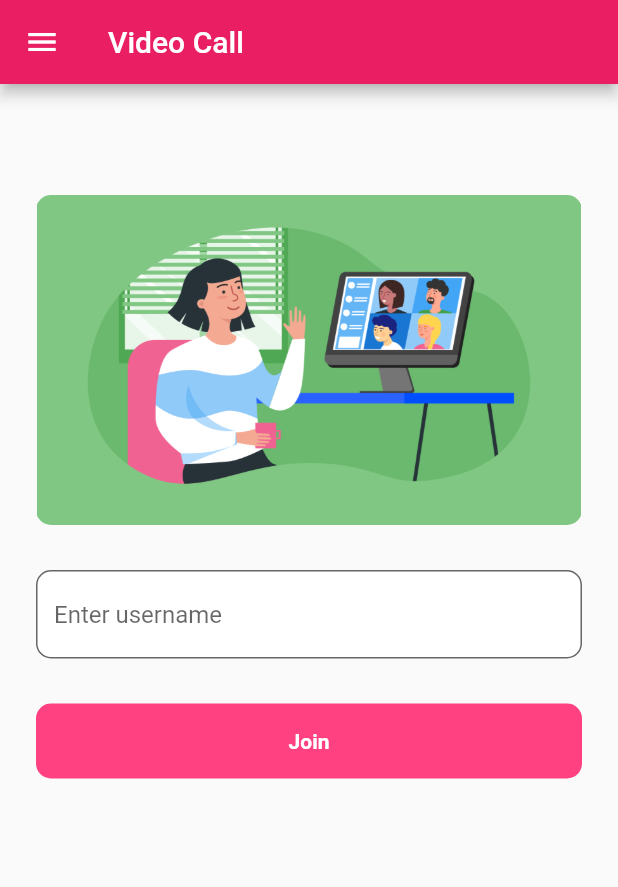
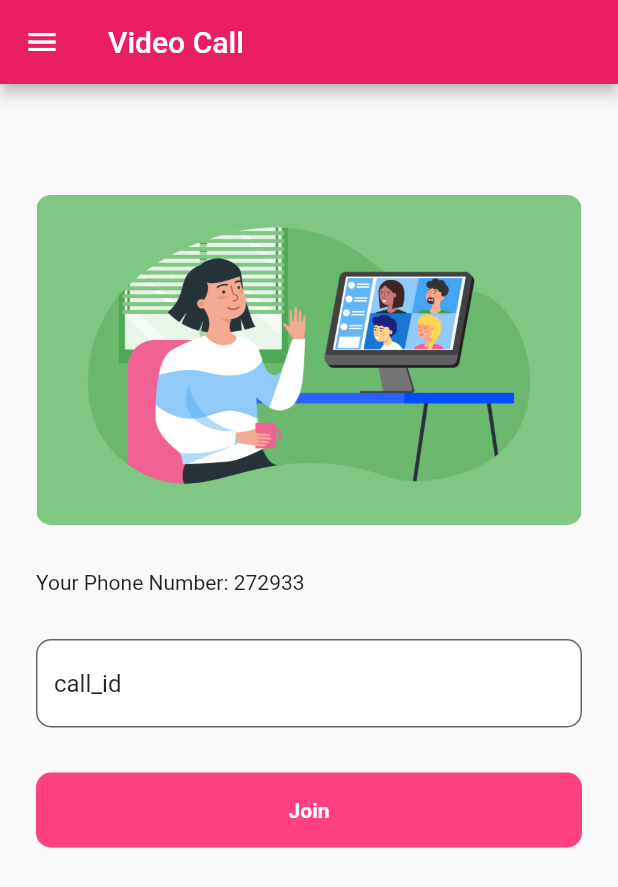
Before and after one commit to KadriyeMacit/ZegoCloud-Video-Call, a Flutter app: the screen it shows after launch, after a tap on "Sign in", on a phone screen of 412 x 824 dp. Shown: the top 887 px of the screen. Run offline on Flutter 3.47's test engine with Material 2 defaults, Android fonts, the phone set to English and light mode, and no system bars; our stand-ins replace cached_network_image, device_info_plus, shared_preferences; missing offline and left inert: zego_uikit_prebuilt_call.

Commit message:
Updated screens

```diff
--- a/lib/main.dart
+++ b/lib/main.dart
@@ -1,8 +1,13 @@
 import 'package:flutter/material.dart';
 import 'package:video_call/ui/login_page.dart';
+import 'package:zego_uikit_prebuilt_call/zego_uikit_prebuilt_call.dart';
 
 void main() async {
-  runApp(const MyApp());
+  WidgetsFlutterBinding.ensureInitialized();
+
+  ZegoUIKit().initLog().then((value) {
+    runApp(const MyApp());
+  });
 }
 
 class MyApp extends StatefulWidget {
--- a/lib/model/call_model.dart
+++ /dev/null
@@ -1,7 +0,0 @@
-class CallModel {
-  static int appID = 0; //from ZegoCloud
-  static String appSign = ""; //ZegoCloud
-  static String userID = "";
-  static String username = "";
-  static String callID = "";
-}
--- /dev/null
+++ b/lib/models/call_model.dart
@@ -0,0 +1,40 @@
+import 'dart:convert';
+import 'dart:io';
+import 'package:device_info_plus/device_info_plus.dart';
+import 'package:crypto/crypto.dart';
+
+class CallModel {
+  static int appID = 0; //from ZegoCloud
+  static String appSign = ""; //from ZegoCloud
+
+  static Future<String> getUniqueUserId() async {
+    String? deviceId;
+    final deviceInfo = DeviceInfoPlugin();
+    if (Platform.isIOS) {
+      final iosDeviceInfo = await deviceInfo.iosInfo;
+      deviceId = iosDeviceInfo.identifierForVendor; // unique ID on iOS
+    } else if (Platform.isAndroid) {
+      final androidDeviceInfo = await deviceInfo.androidInfo;
+      deviceId = androidDeviceInfo.id; // unique ID on Android
+    }
+
+    if (deviceId != null && deviceId.length < 4) {
+      if (Platform.isAndroid) {
+        deviceId += '_android';
+      } else if (Platform.isIOS) {
+        deviceId += '_ios___';
+      }
+    }
+    if (Platform.isAndroid) {
+      deviceId ??= 'flutter_user_id_android';
+    } else if (Platform.isIOS) {
+      deviceId ??= 'flutter_user_id_ios';
+    }
+
+    final userId = md5
+        .convert(utf8.encode(deviceId!))
+        .toString()
+        .replaceAll(RegExp(r'[^0-9]'), '');
+    return userId.substring(userId.length - 6);
+  }
+}
--- /dev/null
+++ b/lib/ui/home/home_page.dart
@@ -0,0 +1,100 @@
+import 'package:flutter/material.dart';
+import 'package:video_call/ui/call/call_page.dart';
+import 'package:video_call/ui/home/custom_drawer.dart';
+import 'package:zego_uikit_prebuilt_call/zego_uikit_prebuilt_call.dart';
+import '../../models/user_model.dart';
+
+class HomePage extends StatefulWidget {
+  const HomePage({Key? key}) : super(key: key);
+
+  @override
+  State<StatefulWidget> createState() => HomePageState();
+}
+
+class HomePageState extends State<HomePage> {
+  /// Users who use the same callId can in the same call.
+  final TextEditingController callIdTextController =
+      TextEditingController(text: 'call_id');
+
+  @override
+  Widget build(BuildContext context) {
+    return SafeArea(
+      child: Scaffold(
+        appBar: AppBar(title: const Text("Video Call")),
+        drawer: const CustomDrawer(),
+        body: WillPopScope(
+          onWillPop: () async {
+            return false;
+          },
+          child: Padding(
+            padding: const EdgeInsets.all(24.0),
+            child: SingleChildScrollView(
+              child: Column(
+                mainAxisSize: MainAxisSize.min,
+                mainAxisAlignment: MainAxisAlignment.center,
+                crossAxisAlignment: CrossAxisAlignment.stretch,
+                children: [
+                  const SizedBox(height: 50),
+                  ClipRRect(
+                    borderRadius: BorderRadius.circular(10),
+                    child: Image.asset(
+                      "assets/cross-collab.png",
+                      height: 220,
+                    ),
+                  ),
+                  const SizedBox(height: 30),
+                  Text('Your Phone Number: ${currentUser.id}'),
+                  const SizedBox(height: 30),
+                  TextField(
+                    controller: callIdTextController,
+                    decoration: InputDecoration(
+                      border: OutlineInputBorder(
+                          borderRadius: BorderRadius.circular(10),
+                          borderSide: const BorderSide(color: Colors.white)),
+                      fillColor: Colors.white,
+                      filled: true,
+                      hintText: 'join a call by id',
+                    ),
+                    onChanged: (value) => () {},
+                  ),
+                  const SizedBox(height: 30),
+                  InkWell(
+                    onTap: () => onTap(),
+                    child: Container(
+                      height: 50,
+                      width: 200,
+                      decoration: BoxDecoration(
+                          color: Colors.pinkAccent,
+                          borderRadius: BorderRadius.circular(10)),
+                      child: const Center(
+                        child: Text(
+                          "Join",
+                          style: TextStyle(
+                              fontWeight: FontWeight.bold, color: Colors.white),
+                        ),
+                      ),
+                    ),
+                  ),
+                ],
+              ),
+            ),
+          ),
+        ),
+      ),
+    );
+  }
+
+  void onTap() {
+    if (ZegoUIKitPrebuiltCallMiniOverlayMachine().isMinimizing) {
+      /// when the application is minimized (in a minimized state),
+      /// disable button clicks to prevent multiple PrebuiltCall components from being created.
+      return;
+    }
+
+    Navigator.push(
+        context,
+        MaterialPageRoute(
+            builder: (context) =>
+                CallPage(callId: callIdTextController.text.trim())));
+  }
+}
--- a/lib/ui/home_page.dart
+++ /dev/null
@@ -1,117 +0,0 @@
-import 'package:flutter/material.dart';
-import 'package:uuid/uuid.dart';
-import 'package:video_call/model/call_model.dart';
-import 'package:video_call/ui/call_page.dart';
-import 'package:video_call/ui/login_page.dart';
-import 'package:zego_uikit_prebuilt_call/zego_uikit_prebuilt_call.dart';
-
-class HomePage extends StatefulWidget {
-  const HomePage({Key? key}) : super(key: key);
-
-  @override
-  State<StatefulWidget> createState() => HomePageState();
-}
-
-class HomePageState extends State<HomePage> {
-  final TextEditingController usernameController = TextEditingController();
-  final Uuid uuid = const Uuid();
-
-  @override
-  Widget build(BuildContext context) {
-    return Scaffold(
-      appBar: AppBar(title: const Text("Video Call")),
-      drawer: Drawer(
-        child: ListView(
-          padding: EdgeInsets.zero,
-          children: [
-            const DrawerHeader(
-              decoration: BoxDecoration(color: Colors.pink),
-              child: Text('Hello World'),
-            ),
-            ListTile(
-              title: const Text('Sing out'),
-              onTap: () async {
-                Navigator.push(context,
-                    MaterialPageRoute(builder: (context) => const LoginPage()));
-              },
-              trailing: const Icon(Icons.exit_to_app_sharp),
-            ),
-          ],
-        ),
-      ),
-      body: WillPopScope(
-        onWillPop: () async {
-          return false;
-        },
-        child: Padding(
-          padding: const EdgeInsets.all(24.0),
-          child: SingleChildScrollView(
-            child: Column(
-              mainAxisSize: MainAxisSize.min,
-              mainAxisAlignment: MainAxisAlignment.center,
-              crossAxisAlignment: CrossAxisAlignment.stretch,
-              children: [
-                const SizedBox(height: 50),
-                ClipRRect(
-                  borderRadius: BorderRadius.circular(10),
-                  child: Image.asset(
-                    "assets/cross-collab.png",
-                    height: 220,
-                  ),
-                ),
-                const SizedBox(height: 30),
-                TextField(
-                  controller: usernameController,
-                  decoration: InputDecoration(
-                    border: OutlineInputBorder(
-                      borderRadius: BorderRadius.circular(10),
-                      borderSide: const BorderSide(color: Colors.white),
-                    ),
-                    fillColor: Colors.white,
-                    filled: true,
-                    hintText: 'Enter username',
-                  ),
-                  onChanged: (value) => () {},
-                ),
-                const SizedBox(height: 30),
-                InkWell(
-                  onTap: () {
-                    if (ZegoUIKitPrebuiltCallMiniOverlayMachine()
-                        .isMinimizing) {
-                      /// when the application is minimized (in a minimized state),
-                      /// disable button clicks to prevent multiple PrebuiltCall components from being created.
-                      return;
-                    }
-                    setState(() {
-                      CallModel.username = usernameController.text;
-                      CallModel.callID = uuid.v4();
-                    });
-
-                    Navigator.push(
-                        context,
-                        MaterialPageRoute(
-                            builder: (context) => const CallPage()));
-                  },
-                  child: Container(
-                    height: 50,
-                    width: 200,
-                    decoration: BoxDecoration(
-                        color: Colors.pinkAccent,
-                        borderRadius: BorderRadius.circular(10)),
-                    child: const Center(
-                      child: Text(
-                        "Join",
-                        style: TextStyle(
-                            fontWeight: FontWeight.bold, color: Colors.white),
-                      ),
-                    ),
-                  ),
-                ),
-              ],
-            ),
-          ),
-        ),
-      ),
-    );
-  }
-}
--- a/lib/ui/login_page.dart
+++ b/lib/ui/login_page.dart
@@ -1,7 +1,7 @@
 import 'package:flutter/material.dart';
-import 'package:uuid/uuid.dart';
-import 'package:video_call/model/call_model.dart';
-import 'package:video_call/ui/home_page.dart';
+import 'package:video_call/models/call_model.dart';
+import 'package:video_call/ui/home/home_page.dart';
+import '../models/user_model.dart';
 
 class LoginPage extends StatefulWidget {
   const LoginPage({Key? key}) : super(key: key);
@@ -11,12 +11,21 @@ class LoginPage extends StatefulWidget {
 }
 
 class LoginPageState extends State<LoginPage> {
-  final Uuid uuid = const Uuid();
+  final TextEditingController userIdTextController =
+      TextEditingController(text: 'user_id');
 
   @override
   void initState() {
     super.initState();
-    CallModel.userID = uuid.v4();
+    setup();
+  }
+
+  void setup() async {
+    CallModel.getUniqueUserId().then((userId) async {
+      setState(() {
+        userIdTextController.text = userId;
+      });
+    });
   }
 
   @override
@@ -27,14 +36,14 @@ class LoginPageState extends State<LoginPage> {
         onWillPop: () async {
           return false;
         },
-        child: Center(
-          child: Padding(
-            padding: const EdgeInsets.all(24.0),
+        child: Padding(
+          padding: const EdgeInsets.all(24),
+          child: Center(
             child: SingleChildScrollView(
               child: Column(
                 mainAxisSize: MainAxisSize.min,
                 mainAxisAlignment: MainAxisAlignment.center,
-                crossAxisAlignment: CrossAxisAlignment.stretch,
+                crossAxisAlignment: CrossAxisAlignment.center,
                 children: [
                   Image.asset(
                     "assets/logo.png",
@@ -42,6 +51,7 @@ class LoginPageState extends State<LoginPage> {
                   ),
                   const SizedBox(height: 50),
                   TextField(
+                    controller: userIdTextController,
                     decoration: InputDecoration(
                       border: OutlineInputBorder(
                         borderRadius: BorderRadius.circular(10),
@@ -66,12 +76,7 @@ class LoginPageState extends State<LoginPage> {
                       onChanged: (value) => () {}),
                   const SizedBox(height: 30),
                   InkWell(
-                    onTap: () {
-                      Navigator.push(
-                          context,
-                          MaterialPageRoute(
-                              builder: (context) => const HomePage()));
-                    },
+                    onTap: () => signIn(),
                     child: Container(
                       height: 50,
                       width: 200,
@@ -95,4 +100,13 @@ class LoginPageState extends State<LoginPage> {
       ),
     );
   }
+
+  void signIn() {
+    currentUser.id = userIdTextController.text;
+    currentUser.name = 'user_${userIdTextController.text}';
+    Navigator.push(
+      context,
+      MaterialPageRoute(builder: (context) => const HomePage()),
+    );
+  }
 }
--- a/pubspec.yaml
+++ b/pubspec.yaml
@@ -37,7 +37,8 @@ dependencies:
   cupertino_icons: ^1.0.2
   zego_uikit_prebuilt_call: ^3.12.3
   cached_network_image: ^3.2.3
-  uuid: ^3.0.7
+  device_info_plus: any
+
 
 
 dev_dependencies:
```
Also changed, not shown: lib/models/user_model.dart (added, +15 -0 lines), lib/ui/call/call_page.dart (renamed from lib/ui/call_page.dart, +11 -13 lines), lib/ui/home/custom_drawer.dart (added, +34 -0 lines), lib/ui/call/custom_avatar_builder.dart (renamed from lib/custom_avatar_builder.dart), pubspec.lock, 1 other file.
